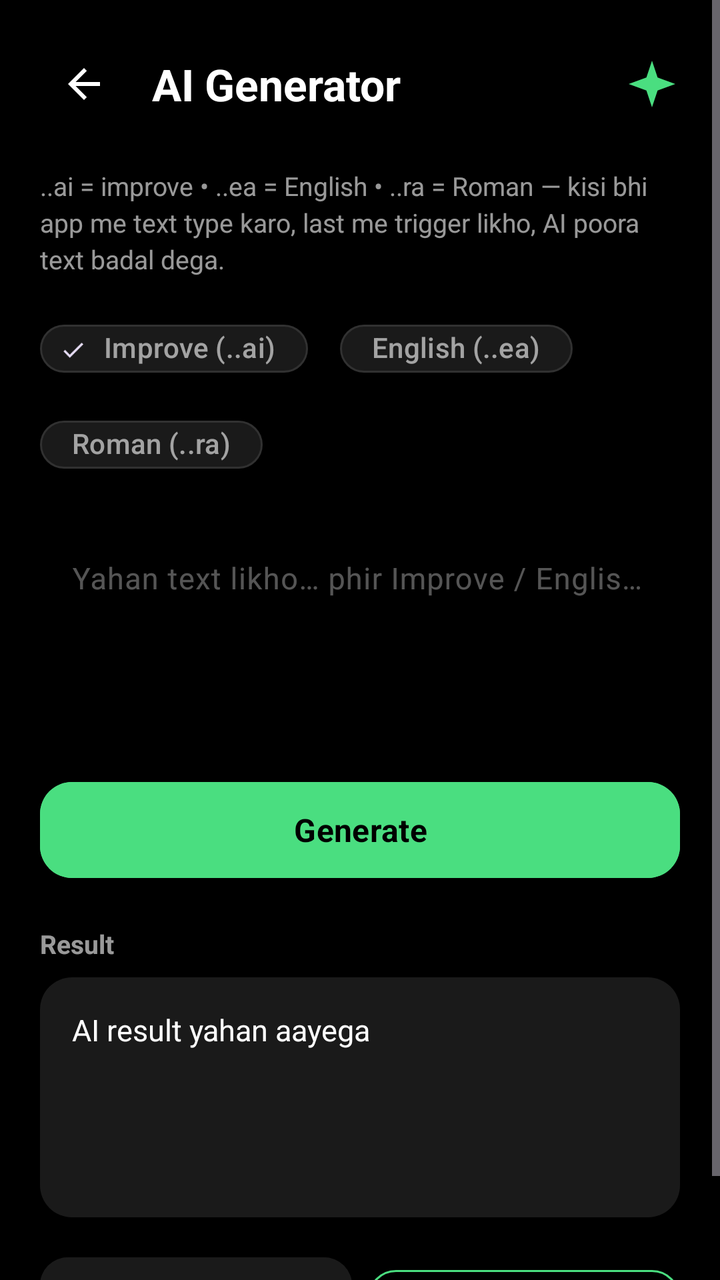
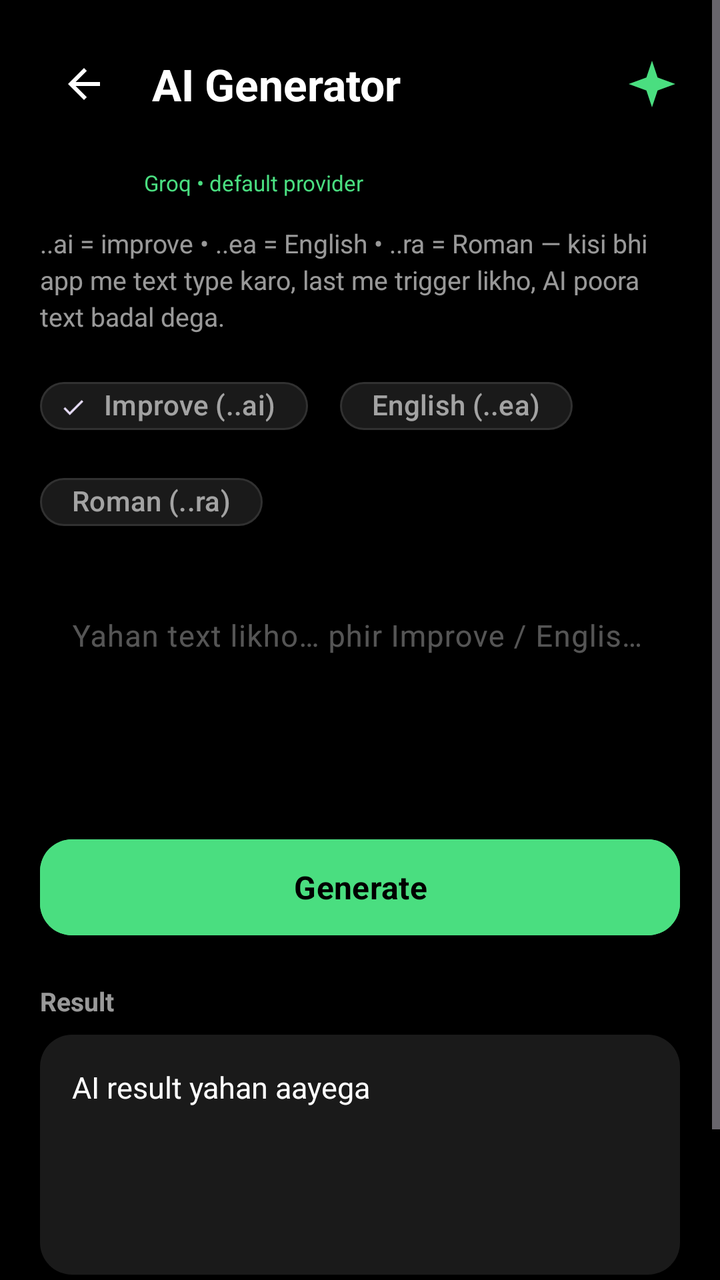

Two renders of the same Android screen: before a commit and after it. Below are the layout's source before the change and the commit's diff.
<!-- AndroidManifest.xml: application theme AppTheme -->
<!-- res/layout/activity_ai_generator.xml -->
<?xml version="1.0" encoding="utf-8"?>
<ScrollView xmlns:android="http://schemas.android.com/apk/res/android"
    xmlns:app="http://schemas.android.com/apk/res-auto"
    android:layout_width="match_parent" android:layout_height="match_parent"
    android:background="@color/black" android:fillViewport="true">
    <LinearLayout android:layout_width="match_parent" android:layout_height="wrap_content"
        android:orientation="vertical" android:padding="20dp">
        <LinearLayout android:layout_width="match_parent" android:layout_height="wrap_content"
            android:orientation="horizontal" android:gravity="center_vertical" android:layout_marginBottom="20dp">
            <ImageButton android:id="@+id/btnBack" android:layout_width="44dp" android:layout_height="44dp"
                android:background="?attr/selectableItemBackgroundBorderless" android:src="@drawable/ic_back"
                android:tint="@color/text_primary" android:contentDescription="Back" />
            <TextView android:layout_width="0dp" android:layout_height="wrap_content" android:layout_weight="1"
                android:text="@string/ai_generator" android:textColor="@color/text_primary"
                android:textSize="22sp" android:textStyle="bold" android:layout_marginStart="12dp" />
            <ImageView android:layout_width="28dp" android:layout_height="28dp" android:src="@drawable/ic_spark" android:tint="@color/accent" />
        </LinearLayout>
        <TextView android:layout_width="match_parent" android:layout_height="wrap_content"
            android:text="@string/ai_triggers_hint" android:textColor="@color/text_secondary"
            android:textSize="13sp" android:lineSpacingExtra="3dp" android:layout_marginBottom="16dp" />
        <com.google.android.material.chip.ChipGroup android:layout_width="match_parent" android:layout_height="wrap_content"
            app:singleSelection="true">
            <com.google.android.material.chip.Chip android:id="@+id/chipAiImprove" style="@style/CopyMe.Chip"
                android:layout_width="wrap_content" android:layout_height="40dp" android:text="@string/ai_improve" android:checked="true" android:layout_marginEnd="8dp" />
            <com.google.android.material.chip.Chip android:id="@+id/chipAiEnglish" style="@style/CopyMe.Chip"
                android:layout_width="wrap_content" android:layout_height="40dp" android:text="@string/ai_english" android:layout_marginEnd="8dp" />
            <com.google.android.material.chip.Chip android:id="@+id/chipAiRoman" style="@style/CopyMe.Chip"
                android:layout_width="wrap_content" android:layout_height="40dp" android:text="@string/ai_roman" />
        </com.google.android.material.chip.ChipGroup>
        <com.google.android.material.textfield.TextInputLayout android:layout_width="match_parent" android:layout_height="wrap_content"
            style="@style/CopyMe.TextInput" android:layout_marginTop="16dp" android:hint="@string/ai_input_hint">
            <com.google.android.material.textfield.TextInputEditText android:id="@+id/etInput"
                android:layout_width="match_parent" android:layout_height="wrap_content"
                android:textColor="@color/text_primary" android:textSize="15sp"
                android:inputType="textMultiLine" android:minLines="4" android:maxLines="10" android:gravity="top" />
        </com.google.android.material.textfield.TextInputLayout>
        <com.google.android.material.button.MaterialButton android:id="@+id/btnGenerate"
            android:layout_width="match_parent" android:layout_height="56dp" android:text="@string/ai_generate"
            android:textSize="16sp" android:textStyle="bold" android:backgroundTint="@color/accent"
            android:textColor="@color/black" app:cornerRadius="16dp" android:layout_marginTop="16dp" />
        <ProgressBar android:id="@+id/progressAi" android:layout_width="match_parent" android:layout_height="4dp"
            android:indeterminate="true" android:indeterminateTint="@color/accent" android:visibility="gone" android:layout_marginTop="12dp" />
        <TextView android:layout_width="match_parent" android:layout_height="wrap_content" android:text="Result"
            android:textColor="@color/text_secondary" android:textSize="13sp" android:textStyle="bold" android:layout_marginTop="20dp" android:layout_marginBottom="8dp" />
        <TextView android:id="@+id/tvOutput" android:layout_width="match_parent" android:layout_height="wrap_content"
            android:background="@drawable/bg_card" android:padding="16dp" android:textColor="@color/text_primary"
            android:textSize="15sp" android:lineSpacingExtra="3dp" android:minHeight="120dp"
            android:text="@string/ai_output_hint" />
        <LinearLayout android:layout_width="match_parent" android:layout_height="wrap_content" android:orientation="horizontal" android:layout_marginTop="16dp">
            <com.google.android.material.button.MaterialButton android:id="@+id/btnCopy"
                android:layout_width="0dp" android:layout_height="52dp" android:layout_weight="1" android:text="@string/ai_copy_result"
                android:backgroundTint="@color/card" android:textColor="@color/text_primary" app:cornerRadius="14dp" android:layout_marginEnd="8dp" />
            <com.google.android.material.button.MaterialButton android:id="@+id/btnSaveAsCommand"
                android:layout_width="0dp" android:layout_height="52dp" android:layout_weight="1" android:text="@string/ai_save_as_command"
                style="@style/Widget.Material3.Button.OutlinedButton" android:textColor="@color/accent" app:strokeColor="@color/accent" app:cornerRadius="14dp" />
        </LinearLayout>
    </LinearLayout>
</ScrollView>
<!-- resources referenced by this layout -->
<resources>
  <color name="accent">#FF4ADE80</color>
  <color name="black">#FF000000</color>
  <color name="card">#FF1A1A1A</color>
  <color name="text_primary">#FFFFFFFF</color>
  <color name="text_secondary">#99FFFFFF</color>
  <!-- drawable bg_card (drawable) -->
  <?xml version="1.0" encoding="utf-8"?>
  <shape xmlns:android="http://schemas.android.com/apk/res/android"
      android:shape="rectangle">
      <corners android:radius="16dp" />
      <solid android:color="@color/card" />
  </shape>
  <!-- drawable ic_back (drawable) -->
  <?xml version="1.0" encoding="utf-8"?>
  <vector xmlns:android="http://schemas.android.com/apk/res/android"
      android:width="24dp" android:height="24dp" android:viewportWidth="24" android:viewportHeight="24">
      <path android:fillColor="#FFFFFFFF" android:pathData="M20,11H7.83l5.59,-5.59L12,4l-8,8 8,8 1.41,-1.41L7.83,13H20v-2z" />
  </vector>
  <!-- drawable ic_spark (drawable) -->
  <?xml version="1.0" encoding="utf-8"?>
  <vector xmlns:android="http://schemas.android.com/apk/res/android"
      android:width="24dp" android:height="24dp" android:viewportWidth="24" android:viewportHeight="24">
      <path android:fillColor="#FFFFFFFF" android:pathData="M12,2l2.4,7.2L22,12l-7.6,2.8L12,22l-2.4,-7.2L2,12l7.6,-2.8z" />
  </vector>
  <string name="ai_copy_result">Copy result</string>
  <string name="ai_english">English (..ea)</string>
  <string name="ai_generate">Generate</string>
  <string name="ai_generator">AI Generator</string>
  <string name="ai_improve">Improve (..ai)</string>
  <string name="ai_input_hint">Yahan text likho… phir Improve / English / Roman chuno</string>
  <string name="ai_output_hint">AI result yahan aayega</string>
  <string name="ai_roman">Roman (..ra)</string>
  <string name="ai_save_as_command">Save as command</string>
  <string name="ai_triggers_hint">..ai = improve  •  ..ea = English  •  ..ra = Roman — kisi bhi app me text type karo, last me trigger likho, AI poora text badal dega.</string>
  <style name="CopyMe.Chip" parent="Widget.Material3.Chip.Filter">
          <item name="chipBackgroundColor">@color/card</item>
          <item name="chipStrokeColor">@color/divider</item>
          <item name="chipStrokeWidth">1dp</item>
          <item name="android:textColor">@color/text_secondary</item>
          <item name="chipCornerRadius">20dp</item>
      </style>
  <style name="CopyMe.TextInput" parent="Widget.Material3.TextInputLayout.OutlinedBox">
          <item name="boxStrokeColor">@color/accent</item>
          <item name="boxStrokeWidth">1.5dp</item>
          <item name="hintTextColor">@color/text_secondary</item>
          <item name="android:textColorHint">@color/text_tertiary</item>
          <item name="boxCornerRadiusTopStart">12dp</item>
          <item name="boxCornerRadiusTopEnd">12dp</item>
          <item name="boxCornerRadiusBottomStart">12dp</item>
          <item name="boxCornerRadiusBottomEnd">12dp</item>
      </style>
  <style name="AppTheme" parent="Theme.CopyMe" />
  <color name="divider">#1AFFFFFF</color>
  <color name="text_tertiary">#55FFFFFF</color>
  <color name="accent_dark">#FF22C55E</color>
  <color name="surface">#FF0A0A0A</color>
  <color name="surface_variant">#FF141414</color>
  <color name="error">#FFCF6679</color>
  <!-- unchanged entries left out for length: 1 -->
</resources>

<!-- the commit's change to res/layout/activity_ai_generator.xml (unified diff, before → after) -->
@@ -15,6 +15,9 @@
                 android:textSize="22sp" android:textStyle="bold" android:layout_marginStart="12dp" />
             <ImageView android:layout_width="28dp" android:layout_height="28dp" android:src="@drawable/ic_spark" android:tint="@color/accent" />
         </LinearLayout>
+        <TextView android:layout_width="match_parent" android:layout_height="wrap_content"
+            android:text="@string/ai_groq_default" android:textColor="@color/accent"
+            android:textSize="11sp" android:layout_marginStart="52dp" android:layout_marginBottom="14dp" />
         <TextView android:layout_width="match_parent" android:layout_height="wrap_content"
             android:text="@string/ai_triggers_hint" android:textColor="@color/text_secondary"
             android:textSize="13sp" android:lineSpacingExtra="3dp" android:layout_marginBottom="16dp" />
<!-- resource entries referenced after the edit -->
@@ -28,6 +28,7 @@
   <string name="ai_english">English (..ea)</string>
   <string name="ai_generate">Generate</string>
   <string name="ai_generator">AI Generator</string>
+  <string name="ai_groq_default">Groq • default provider</string>
   <string name="ai_improve">Improve (..ai)</string>
   <string name="ai_input_hint">Yahan text likho… phir Improve / English / Roman chuno</string>
   <string name="ai_output_hint">AI result yahan aayega</string>
